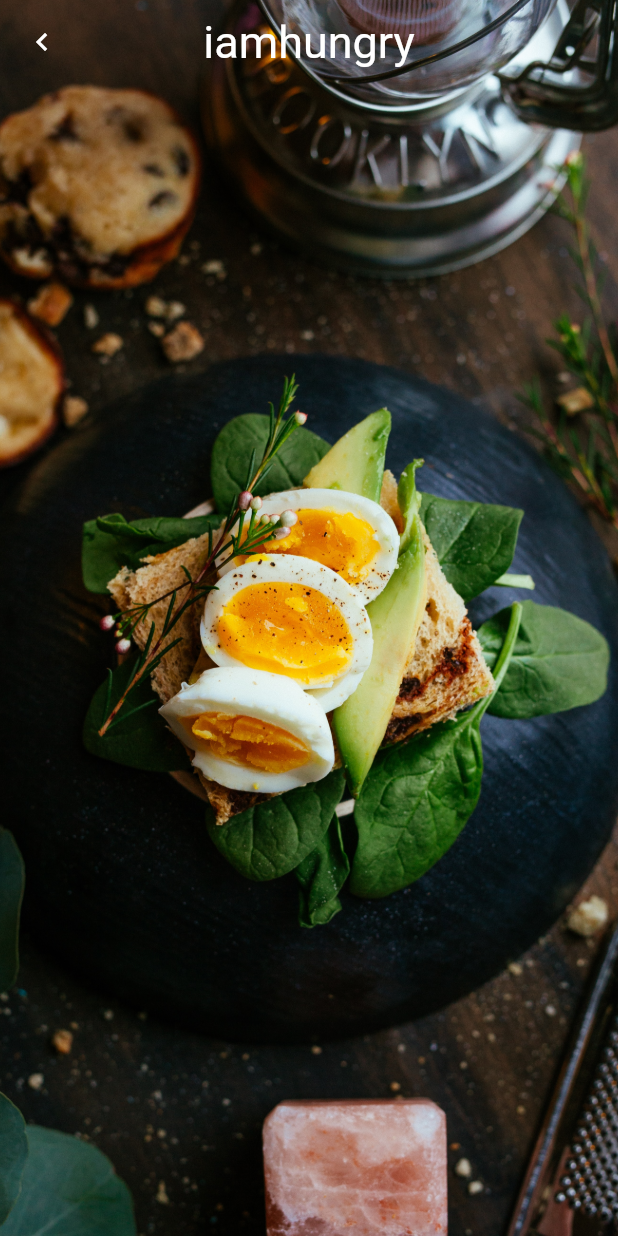
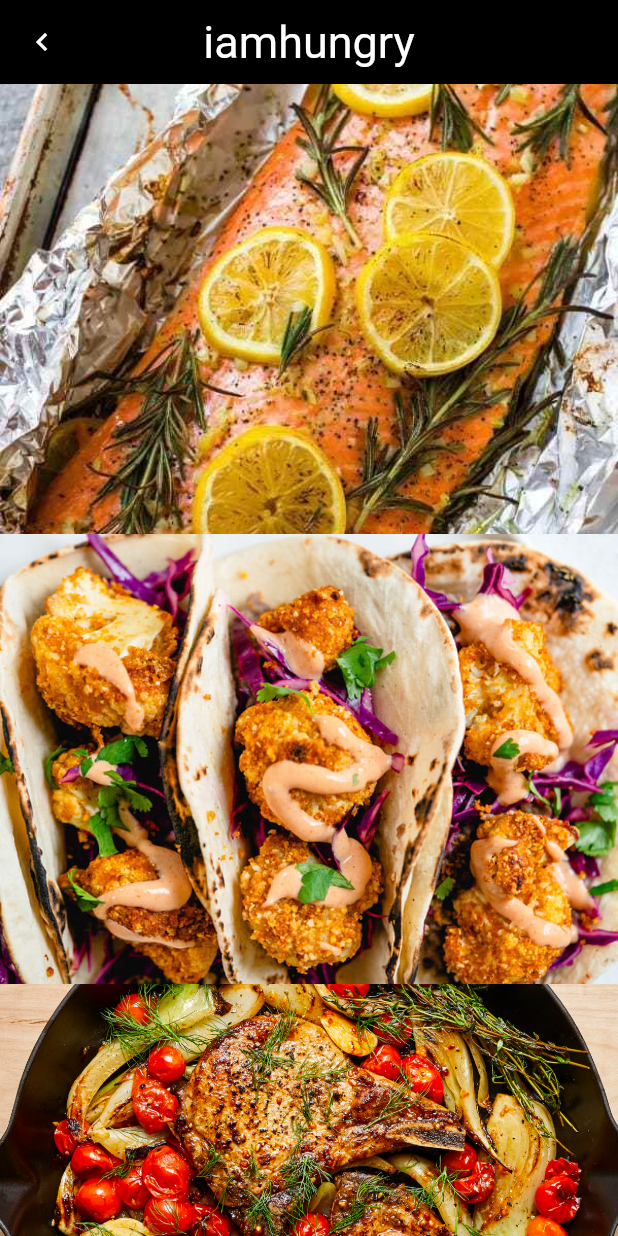
Before and after one commit to robinstrom/iamhungry, a Flutter app: the ResultWidget screen opened directly, on a phone screen of 412 x 824 dp. Run offline on Flutter 3.47's test engine with Material 2 defaults, Android fonts, the phone set to English and light mode, and no system bars; Roboto replaces fonts that are missing (Helvetica).

Commit message:
add som mock pic for result page

```diff
--- a/app/lib/main.dart
+++ b/app/lib/main.dart
@@ -128,7 +128,7 @@ class _ResultWidgetState extends State<ResultWidget> {
           ),
         ),
         Scaffold(
-          backgroundColor: Colors.transparent,
+          backgroundColor: Colors.black,
           appBar: new AppBar(
             leading: IconButton(
               icon: Icon(Icons.navigate_before),
@@ -158,8 +158,29 @@ class _ResultWidgetState extends State<ResultWidget> {
             backgroundColor: Colors.transparent,
             elevation: 0.0,
           ),
+          body: ListView(
+            children: <Widget>[
+              Image.asset('images/Baked-Salmon-in-Foil.jpg',
+                  height: 300.0, fit: BoxFit.fitWidth),
+              Image.asset('images/Crispy-Cauliflower-Tacos.jpg',
+                  height: 300.0, fit: BoxFit.fitWidth),
+              Image.asset('images/pork.jpg',
+                  height: 300.0, fit: BoxFit.fitWidth),
+              Image.asset('images/sausage-kale-gnocchi.jpg',
+                  height: 300.0, fit: BoxFit.fitWidth),
+            ],
+          ),
         ),
       ],
     );
   }
 }
+
+class Recipe {
+  int id;
+  String name;
+  String img;
+  String recipeDetails;
+
+  Recipe(this.id, this.name, this.img, this.recipeDetails);
+}
```
Also changed, not shown: app/images/Baked-Salmon-in-Foil.jpg (added), app/images/Crispy-Cauliflower-Tacos.jpg (added), app/images/pork.jpg (added), app/images/sausage-kale-gnocchi.jpg (added), 1 other file.
